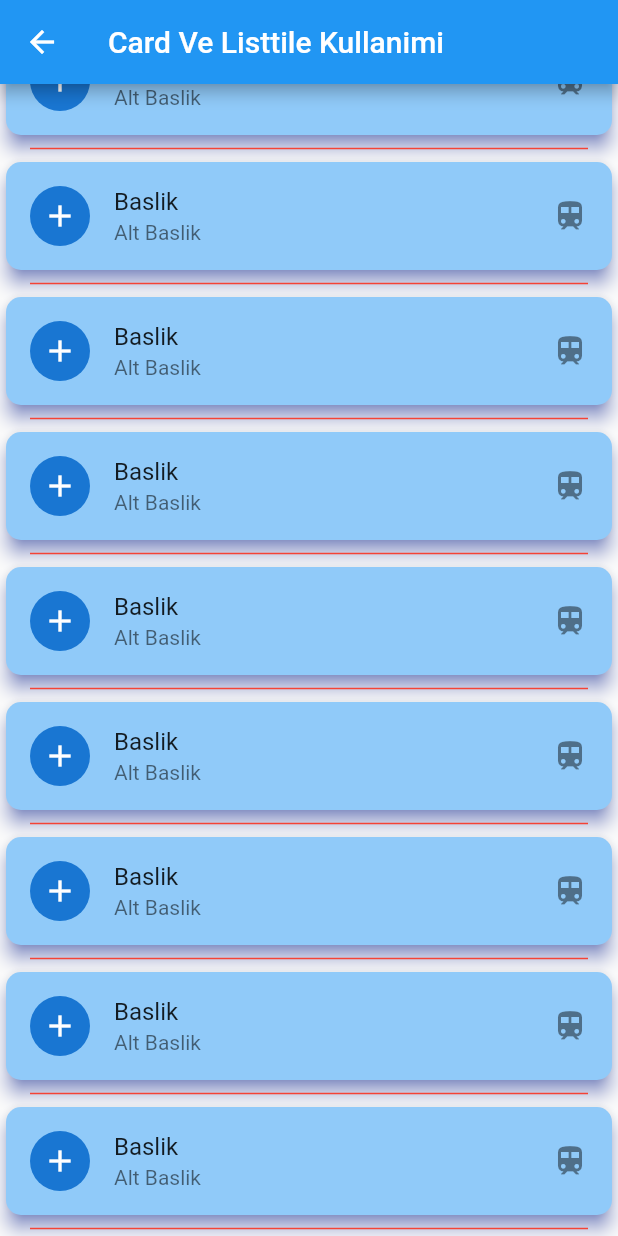
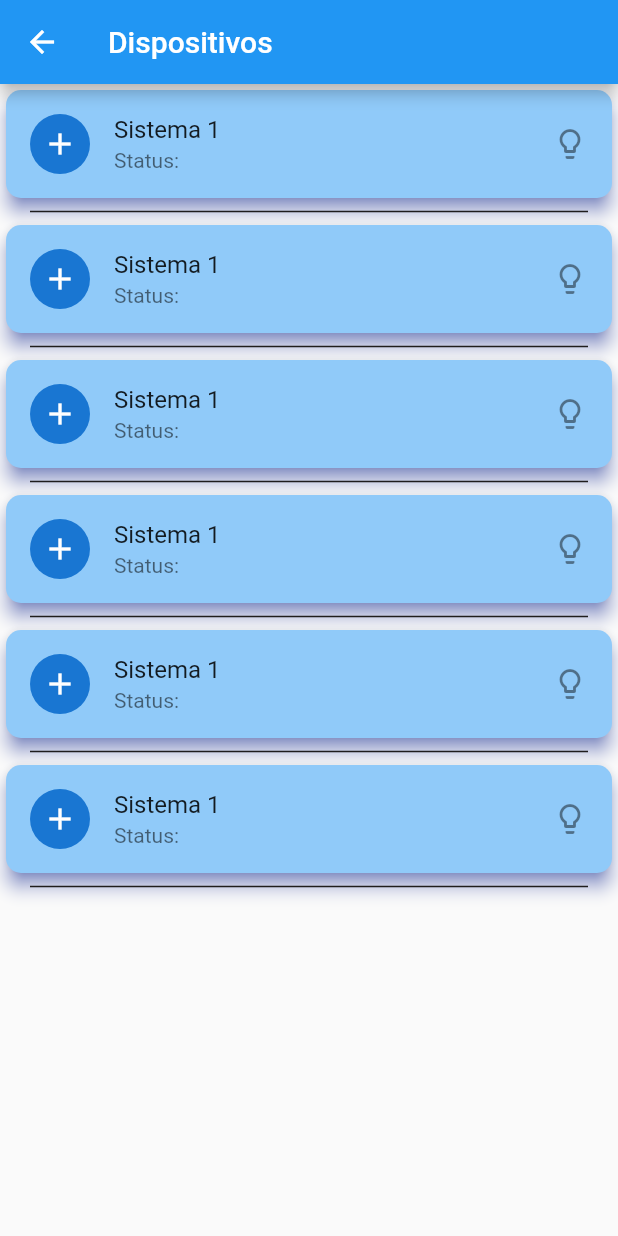
Before and after one commit to cesaryuri/appiluminacao, a Flutter app: the CardveListtileKullanimi screen opened directly, on a phone screen of 412 x 824 dp. Run offline on Flutter 3.47's test engine with Material 2 defaults, Android fonts, the phone set to English and light mode, and no system bars.

Commit message:
Edição do sistema de lista

```diff
--- a/lib/card_listtile.dart
+++ b/lib/card_listtile.dart
@@ -7,12 +7,11 @@ class CardveListtileKullanimi extends StatelessWidget {
   Widget build(BuildContext context) {
     return Scaffold(
       appBar: AppBar(
-        title: const Text("Card Ve Listtile Kullanimi"),
+        title: const Text("Dispositivos"),
       ),
       body: Center(
         child: ListView(
-          reverse: true, //*tersten siralar elemanlari
-
+          reverse: false,
           children: [
             Column(
               children: [
@@ -22,18 +21,8 @@ class CardveListtileKullanimi extends StatelessWidget {
                 myCard(),
                 myCard(),
                 myCard(),
-                myCard(),
-                myCard(),
-                myCard(),
-                myCard(),
               ],
             ),
-            IconButton(
-              onPressed: () {},
-              icon: const Icon(Icons.access_alarms_sharp),
-            ),
-            const Text(
-                "Aralarindaki fark ListView yapisi bizden children yapida elemanlar bekliyor bu sekilde yenide ekleyebiliriz"),
           ],
         ),
       ),
@@ -72,23 +61,19 @@ class CardveListtileKullanimi extends StatelessWidget {
           ),
           child: const ListTile(
             leading: CircleAvatar(child: Icon(Icons.add)),
-            title: Text("Baslik"),
-            subtitle: Text("Alt Baslik"),
-            trailing: Icon(Icons.train),
+            title: Text("Sistema 1"),
+            subtitle: Text("Status:"),
+            trailing: Icon(Icons.lightbulb_outline),
           ),
         ),
         const Divider(
-          //*iki eleman arasini bolen cizgi
-          color: Colors.red,
+          color: Color.fromARGB(255, 31, 29, 29),
           thickness: 1,
           height: 10,
-          indent: 20, //*soldan bosluk
-          endIndent: 20, //*sagdan bosluk
+          indent: 20,
+          endIndent: 20,
         )
       ],
     );
   }
 }
-
-//! Bu yapilar performans Dostu Yapilar degildir cinku herbir eleman hafizada yer tutar az elemaniniz varsa kullanilirsaniz olur ama cok daha buyuk miktarda elemaniniz varsa kullmak pek dogru degildir
-//! Mantik su seilde olmali sadece ekranda gorunenler listelesin seklinde digerleride ekrana geldikce olustulsun olmali
```
